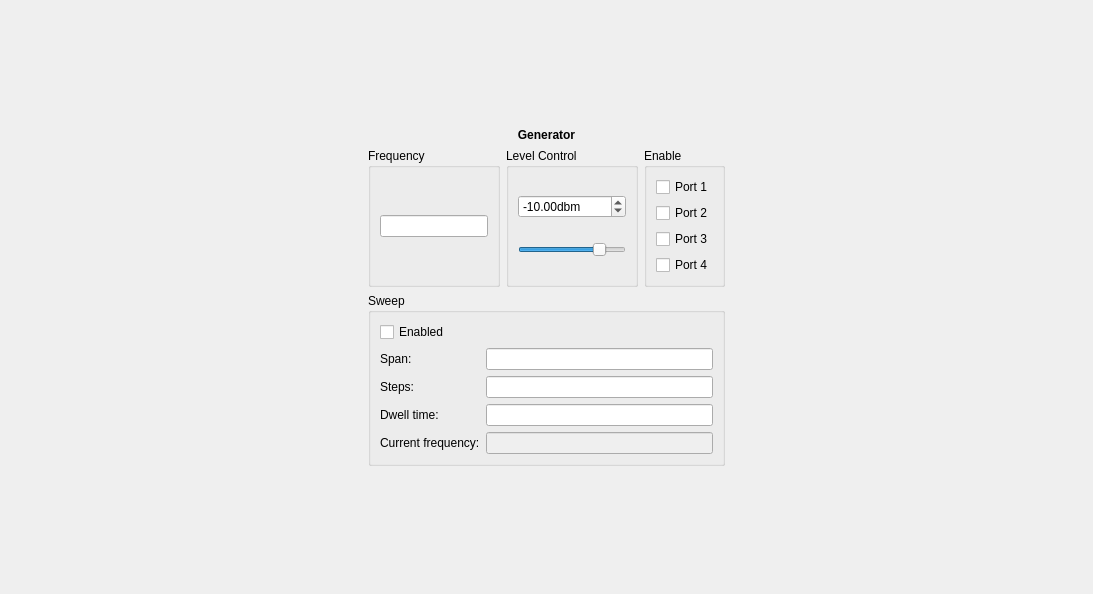
jankae/LibreVNA, file Software/PC_Application/Generator/signalgenwidget.ui: the form before one commit.
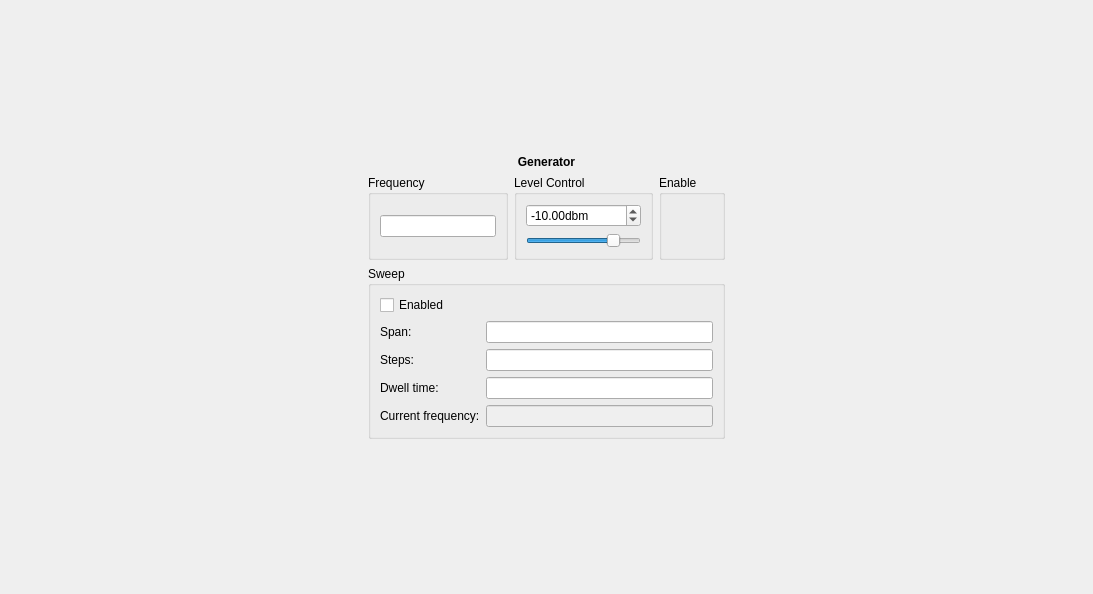
The form after the commit. Custom widgets are drawn as their Qt base class.

Commit message: Handle more than two ports in SCPI and SA/SG GUI

The edit to the form file:
```diff
--- a/Software/PC_Application/Generator/signalgenwidget.ui
+++ b/Software/PC_Application/Generator/signalgenwidget.ui
@@ -136,48 +136,7 @@
          <property name="title">
           <string>Enable</string>
          </property>
-         <layout class="QVBoxLayout" name="verticalLayout_3">
-          <item>
-           <widget class="QCheckBox" name="EnablePort1">
-            <property name="text">
-             <string>Port 1</string>
-            </property>
-            <attribute name="buttonGroup">
-             <string notr="true">buttonGroup</string>
-            </attribute>
-           </widget>
-          </item>
-          <item>
-           <widget class="QCheckBox" name="EnablePort2">
-            <property name="text">
-             <string>Port 2</string>
-            </property>
-            <attribute name="buttonGroup">
-             <string notr="true">buttonGroup</string>
-            </attribute>
-           </widget>
-          </item>
-          <item>
-           <widget class="QCheckBox" name="EnablePort3">
-            <property name="text">
-             <string>Port 3</string>
-            </property>
-            <attribute name="buttonGroup">
-             <string notr="true">buttonGroup</string>
-            </attribute>
-           </widget>
-          </item>
-          <item>
-           <widget class="QCheckBox" name="EnablePort4">
-            <property name="text">
-             <string>Port 4</string>
-            </property>
-            <attribute name="buttonGroup">
-             <string notr="true">buttonGroup</string>
-            </attribute>
-           </widget>
-          </item>
-         </layout>
+         <layout class="QVBoxLayout" name="verticalLayout_3"/>
         </widget>
        </item>
       </layout>
```
Left out of the diff: 5 changed lines with no effect on the pictures. The commit also changes 11 other files.
